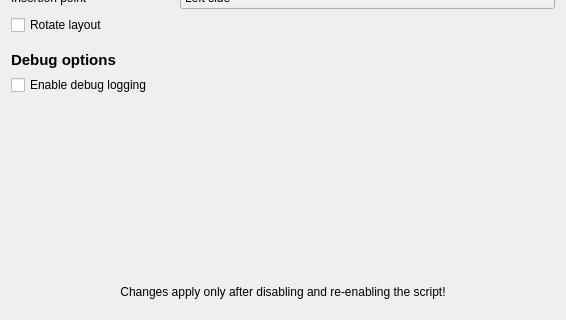
Qt form res/config.ui (zeroxoneafour/polonium) before a commit; both pictures show x 0 to 566 and y 324 to 644 of the 566 by 644 pixel window.
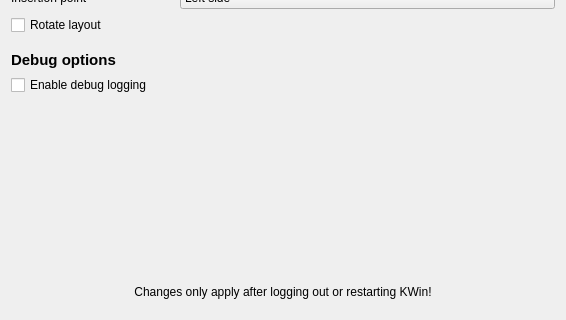
The same form after that commit.

What changed in the file:
```diff
--- a/res/config.ui
+++ b/res/config.ui
@@ -194,7 +194,7 @@
    <item row="46" column="1" colspan="2">
     <widget class="QLabel" name="label">
      <property name="text">
-      <string>Changes apply only after disabling and re-enabling the script!</string>
+      <string>Changes only apply after logging out or restarting KWin!</string>
      </property>
      <property name="alignment">
       <set>Qt::AlignCenter</set>
```
Left out of the diff: 6 changed lines with no effect on the pictures.
